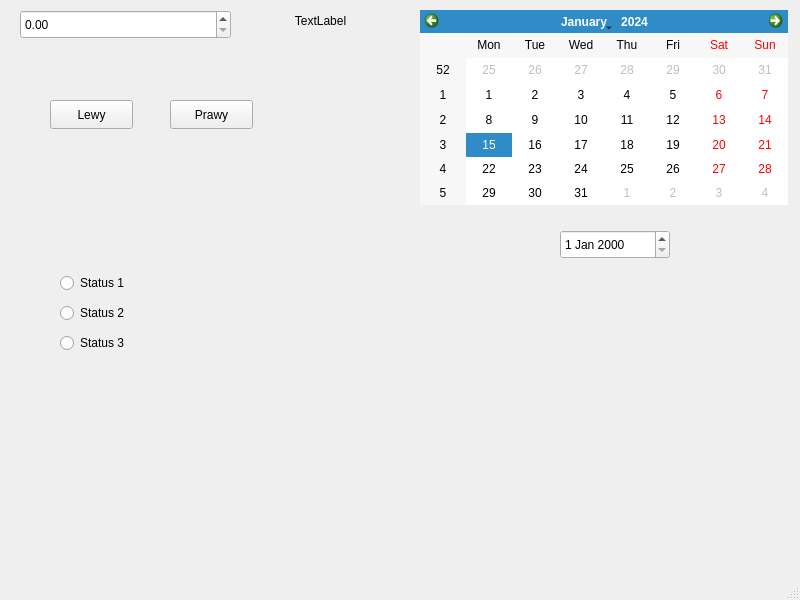
This is mainwindow.ui in MarMatLab/QT2 as Qt 5 draws it before an edit. The edited form follows.
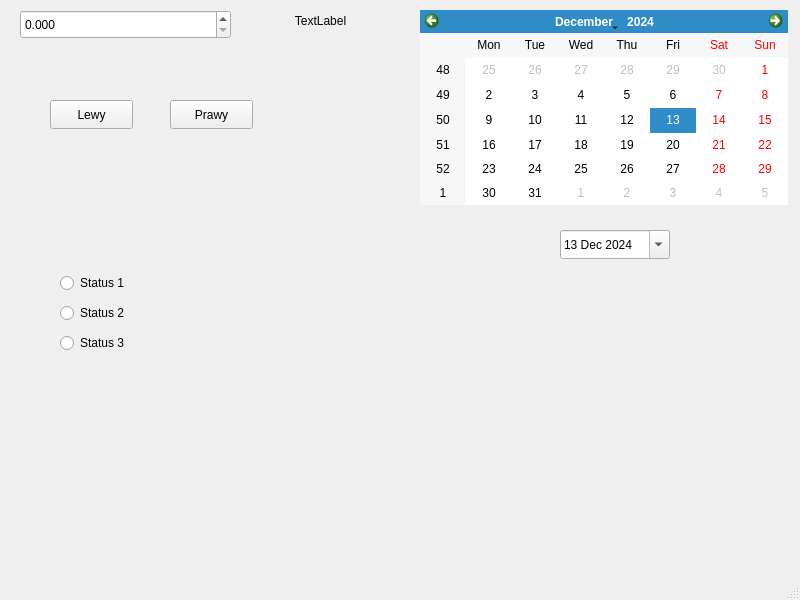
This is the edited form.

Commit message: pierwsza połowa łuuu

```diff
--- a/mainwindow.ui
+++ b/mainwindow.ui
@@ -68,6 +68,19 @@
       <height>29</height>
      </rect>
     </property>
+    <property name="dateTime">
+     <datetime>
+      <hour>0</hour>
+      <minute>0</minute>
+      <second>0</second>
+      <year>2024</year>
+      <month>12</month>
+      <day>13</day>
+     </datetime>
+    </property>
+    <property name="calendarPopup">
+     <bool>true</bool>
+    </property>
    </widget>
    <widget class="QCalendarWidget" name="calendarWidget">
     <property name="geometry">
@@ -78,6 +91,13 @@
       <height>195</height>
      </rect>
     </property>
+    <property name="selectedDate">
+     <date>
+      <year>2024</year>
+      <month>12</month>
+      <day>13</day>
+     </date>
+    </property>
    </widget>
    <widget class="QRadioButton" name="radioButton">
     <property name="geometry">
@@ -127,6 +147,9 @@
       <height>29</height>
      </rect>
     </property>
+    <property name="decimals">
+     <number>3</number>
+    </property>
    </widget>
   </widget>
   <widget class="QMenuBar" name="menubar">
```
Left out of the diff: 2 changed lines with no effect on the pictures. The commit also changes 2 other files.
